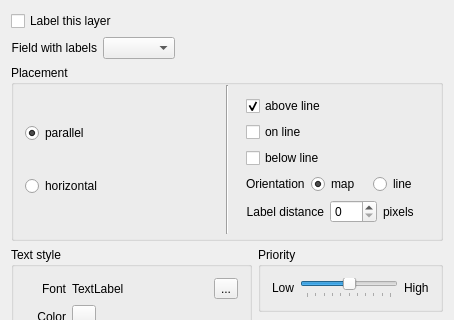
qgis/QGIS, file src/plugins/labeling/labelingguibase.ui: the form before one commit; both pictures show x 0 to 454 and y 0 to 320 of the 454 by 526 pixel window.
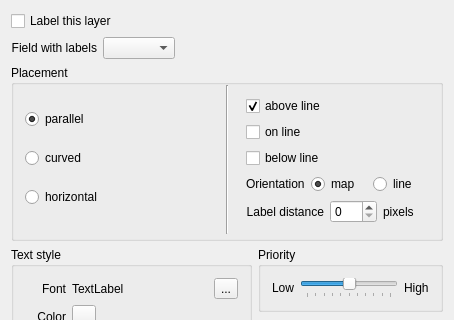
The form after the commit. The open tabs and pages were chosen to show the change. Icons and pictures are not drawn. Custom widgets are drawn as their Qt base class.

Commit message: Multipart labels, advanced label info, added basic support for curved labels (some code taken from Mapnik: placement_finder.cpp)

The edit to the form file:
```diff
--- a/src/plugins/labeling/labelingguibase.ui
+++ b/src/plugins/labeling/labelingguibase.ui
@@ -112,6 +112,13 @@
             </property>
            </widget>
           </item>
+          <item>
+           <widget class="QRadioButton" name="radLineCurved">
+            <property name="text">
+             <string>curved</string>
+            </property>
+           </widget>
+          </item>
           <item>
            <widget class="QRadioButton" name="radLineHorizontal">
             <property name="text">
```
Left out of the diff: 2 changed lines with no effect on the pictures. The commit also changes 12 other files.
